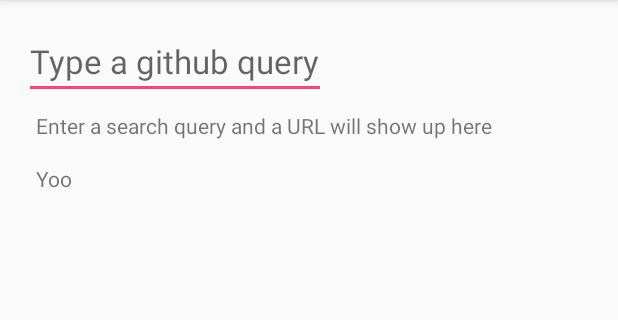
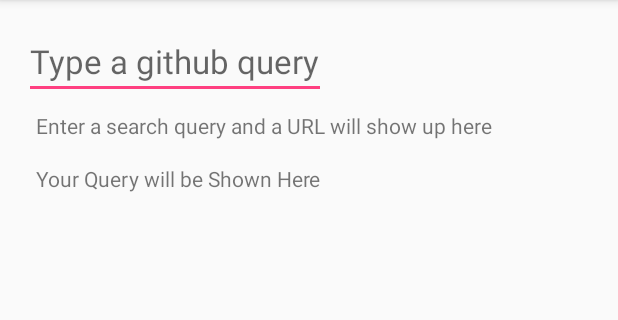
Before and after one commit to tswapnil/URLRequester, an Android app: the screen it shows after launch (MainActivity), on a phone screen of 412 x 824 dp, the part 84-404 px from its top. Run offline under Robolectric (Android 15) with nearby library versions, the phone set to English and light mode, and no system bars.

Commit message:
Changed Text View Default

```diff
--- a/app/src/main/res/layout/activity_main.xml
+++ b/app/src/main/res/layout/activity_main.xml
@@ -28,7 +28,7 @@
         android:layout_height="wrap_content">
         <TextView
             android:id="@+id/next_tv"
-            android:text="Yoo"
+            android:text="Your Query will be Shown Here"
             android:layout_margin="8dp"
             android:layout_width="wrap_content"
             android:layout_height="wrap_content" />
```
